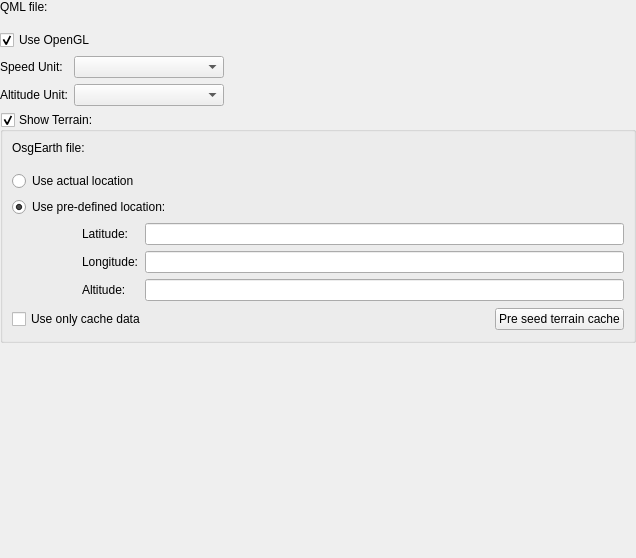
The window that ground/gcs/src/plugins/pfdqml/pfdqmlgadgetoptionspage.ui (librepilot/LibrePilot) describes before a commit, drawn with Qt 5.
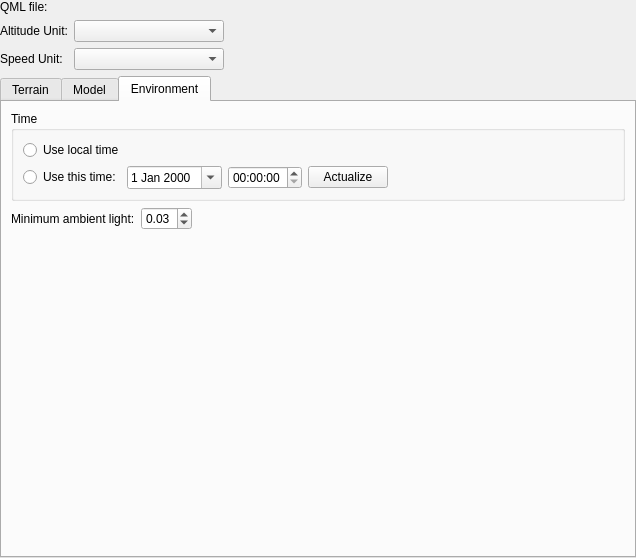
The same window after the commit. The open tabs and pages were chosen to show the change. Custom widgets are drawn as their Qt base class.

Commit message: LP-29 Added terrain related options to PFD Started turning PFD into a generic qml viewer (replaces ModelView) Note that PFD has one remaining dependency with osgearth lib but that is temporary

Diff of the .ui file:
```diff
--- a/ground/gcs/src/plugins/pfdqml/pfdqmlgadgetoptionspage.ui
+++ b/ground/gcs/src/plugins/pfdqml/pfdqmlgadgetoptionspage.ui
@@ -20,7 +20,16 @@
    <string>Form</string>
   </property>
   <layout class="QVBoxLayout" name="verticalLayout">
-   <property name="margin">
+   <property name="leftMargin">
+    <number>0</number>
+   </property>
+   <property name="topMargin">
+    <number>0</number>
+   </property>
+   <property name="rightMargin">
+    <number>0</number>
+   </property>
+   <property name="bottomMargin">
     <number>0</number>
    </property>
    <item>
@@ -44,7 +53,16 @@
        </rect>
       </property>
       <layout class="QVBoxLayout" name="verticalLayout_2">
-       <property name="margin">
+       <property name="leftMargin">
+        <number>0</number>
+       </property>
+       <property name="topMargin">
+        <number>0</number>
+       </property>
+       <property name="rightMargin">
+        <number>0</number>
+       </property>
+       <property name="bottomMargin">
         <number>0</number>
        </property>
        <item>
@@ -56,7 +74,7 @@
           <enum>QLayout::SetMaximumSize</enum>
          </property>
          <property name="bottomMargin">
-          <number>10</number>
+          <number>0</number>
          </property>
          <item>
           <widget class="QLabel" name="label">
@@ -78,42 +96,22 @@
         </layout>
        </item>
        <item>
-        <widget class="QCheckBox" name="useOpenGL">
-         <property name="text">
-          <string>Use OpenGL</string>
-         </property>
-         <property name="checked">
-          <bool>true</bool>
-         </property>
-        </widget>
-       </item>
-       <item>
-        <layout class="QFormLayout" name="formLayout_2">
+        <layout class="QFormLayout" name="formLayout">
          <item row="0" column="0">
-          <widget class="QLabel" name="label_6">
-           <property name="text">
-            <string>Speed Unit:</string>
-           </property>
-          </widget>
-         </item>
-         <item row="1" column="0">
           <widget class="QLabel" name="label_7">
            <property name="text">
             <string>Altitude Unit:</string>
            </property>
           </widget>
          </item>
-         <item row="0" column="1">
-          <widget class="QComboBox" name="speedUnitCombo">
-           <property name="maximumSize">
-            <size>
-             <width>150</width>
-             <height>16777215</height>
-            </size>
+         <item row="1" column="0">
+          <widget class="QLabel" name="label_6">
+           <property name="text">
+            <string>Speed Unit:</string>
            </property>
           </widget>
          </item>
-         <item row="1" column="1">
+         <item row="0" column="1">
           <widget class="QComboBox" name="altUnitCombo">
            <property name="maximumSize">
             <size>
@@ -123,32 +121,52 @@
            </property>
           </widget>
          </item>
+         <item row="1" column="1">
+          <widget class="QComboBox" name="speedUnitCombo">
+           <property name="maximumSize">
+            <size>
+             <width>150</width>
+             <height>16777215</height>
+            </size>
+           </property>
+          </widget>
+         </item>
         </layout>
        </item>
+       <item>
+        <widget class="QTabWidget" name="tabWidget">
+         <property name="currentIndex">
+          <number>0</number>
+         </property>
+         <widget class="QWidget" name="tab">
+          <attribute name="title">
+           <string>Terrain</string>
+          </attribute>
+          <layout class="QVBoxLayout" name="verticalLayout_5">
        <item>
         <widget class="QGroupBox" name="showTerrain">
          <property name="title">
-          <string>Show Terrain:</string>
+              <string>Show Terrain</string>
          </property>
          <property name="checkable">
           <bool>true</bool>
          </property>
-         <layout class="QGridLayout" name="gridLayout_2">
-          <item row="0" column="0" colspan="4">
+             <layout class="QVBoxLayout" name="verticalLayout_4">
+              <item>
            <layout class="QHBoxLayout" name="horizontalLayout_3" stretch="0,0">
             <property name="spacing">
-             <number>10</number>
+                 <number>0</number>
             </property>
             <property name="sizeConstraint">
              <enum>QLayout::SetMaximumSize</enum>
             </property>
             <property name="bottomMargin">
-             <number>10</number>
+                 <number>0</number>
             </property>
             <item>
              <widget class="QLabel" name="label_2">
               <property name="text">
-               <string>OsgEarth file:</string>
+                   <string>Terrain file:</string>
               </property>
              </widget>
             </item>
@@ -164,81 +182,77 @@
             </item>
            </layout>
           </item>
-          <item row="1" column="0" colspan="2">
-           <widget class="QRadioButton" name="useActualLocation">
-            <property name="text">
-             <string>Use actual location</string>
-            </property>
-           </widget>
-          </item>
-          <item row="2" column="0" colspan="3">
-           <widget class="QRadioButton" name="usePredefinedLocation">
-            <property name="text">
-             <string>Use pre-defined location:</string>
-            </property>
-            <property name="checked">
-             <bool>true</bool>
-            </property>
-           </widget>
-          </item>
-          <item row="3" column="0">
-           <spacer name="horizontalSpacer">
-            <property name="orientation">
-             <enum>Qt::Horizontal</enum>
-            </property>
-            <property name="sizeType">
-             <enum>QSizePolicy::Fixed</enum>
-            </property>
-            <property name="sizeHint" stdset="0">
-             <size>
-              <width>16</width>
-              <height>16</height>
-             </size>
-            </property>
-           </spacer>
-          </item>
-          <item row="3" column="1" colspan="3">
-           <layout class="QGridLayout" name="gridLayout">
-            <item row="0" column="0">
+              <item>
+               <widget class="QGroupBox" name="groupBox_2">
+                <property name="toolTip">
+                 <string>This location will be used if no GPS fix or Home location are available</string>
+                </property>
+                <property name="whatsThis">
+                 <string/>
+                </property>
+                <property name="title">
+                 <string>Default Location</string>
+                </property>
+                <layout class="QVBoxLayout" name="verticalLayout_9">
+                 <item>
+                  <layout class="QHBoxLayout" name="horizontalLayout_9">
+                   <property name="spacing">
+                    <number>6</number>
+                   </property>
+                   <property name="leftMargin">
+                    <number>0</number>
+                   </property>
+                   <item>
              <widget class="QLabel" name="label_3">
               <property name="text">
                <string>Latitude:</string>
               </property>
              </widget>
             </item>
-            <item row="0" column="1">
+                   <item>
              <widget class="QLineEdit" name="latitude"/>
             </item>
-            <item row="1" column="0">
+                   <item>
              <widget class="QLabel" name="label_4">
               <property name="text">
                <string>Longitude:</string>
               </property>
              </widget>
             </item>
-            <item row="1" column="1">
+                   <item>
              <widget class="QLineEdit" name="longitude"/>
             </item>
-            <item row="2" column="0">
+                   <item>
              <widget class="QLabel" name="label_5">
               <property name="text">
                <string>Altitude:</string>
               </property>
              </widget>
             </item>
-            <item row="2" column="1">
+                   <item>
              <widget class="QLineEdit" name="altitude"/>
             </item>
            </layout>
           </item>
-          <item row="4" column="0" colspan="2">
+                </layout>
+               </widget>
+              </item>
+              <item>
+               <layout class="QHBoxLayout" name="horizontalLayout_4">
+                <item>
            <widget class="QCheckBox" name="useOnlyCache">
+                  <property name="enabled">
+                   <bool>false</bool>
+                  </property>
             <property name="text">
              <string>Use only cache data</string>
             </property>
-           </widget>
-          </item>
-          <item row="4" column="2">
+                  <property name="checkable">
+                   <bool>true</bool>
+                  </property>
+                 </widget>
+                </item>
+                <item>
            <spacer name="horizontalSpacer_2">
             <property name="orientation">
              <enum>Qt::Horizontal</enum>
@@ -251,14 +265,19 @@
             </property>
            </spacer>
           </item>
-          <item row="4" column="3">
+                <item>
            <widget class="QPushButton" name="preSeedTerrain">
+                  <property name="enabled">
+                   <bool>false</bool>
+                  </property>
             <property name="text">
              <string>Pre seed terrain cache</string>
             </property>
            </widget>
           </item>
          </layout>
+              </item>
+             </layout>
         </widget>
        </item>
        <item>
@@ -276,6 +295,226 @@
        </item>
       </layout>
      </widget>
+         <widget class="QWidget" name="tab_3">
+          <attribute name="title">
+           <string>Model</string>
+          </attribute>
+          <layout class="QVBoxLayout" name="verticalLayout_6">
+           <item>
+            <widget class="QGroupBox" name="showModel">
+             <property name="title">
+              <string>Show Model</string>
+             </property>
+             <property name="checkable">
+              <bool>true</bool>
+             </property>
+             <layout class="QVBoxLayout" name="verticalLayout_3">
+              <item>
+               <widget class="QRadioButton" name="useAutomaticModel">
+                <property name="enabled">
+                 <bool>false</bool>
+                </property>
+                <property name="text">
+                 <string>Use automatic model selection</string>
+                </property>
+               </widget>
+              </item>
+              <item>
+               <layout class="QHBoxLayout" name="horizontalLayout_6">
+                <property name="leftMargin">
+                 <number>0</number>
+                </property>
+                <property name="topMargin">
+                 <number>0</number>
+                </property>
+                <item>
+                 <widget class="QRadioButton" name="usePredefinedModel">
+                  <property name="enabled">
+                   <bool>false</bool>
+                  </property>
+                  <property name="text">
+                   <string>Use this model:</string>
+                  </property>
+                 </widget>
+                </item>
+                <item>
+                 <layout class="QHBoxLayout" name="horizontalLayout_2">
+                  <property name="spacing">
+                   <number>6</number>
+                  </property>
+                  <property name="bottomMargin">
+                   <number>0</number>
+                  </property>
+                  <item>
+                   <widget class="Utils::PathChooser" name="modelFile" native="true">
+                    <property name="sizePolicy">
+                     <sizepolicy hsizetype="MinimumExpanding" vsizetype="Preferred">
+                      <horstretch>0</horstretch>
+                      <verstretch>0</verstretch>
+                     </sizepolicy>
+                    </property>
+                   </widget>
+                  </item>
+                 </layout>
+                </item>
+               </layout>
+              </item>
+             </layout>
+            </widget>
+           </item>
+           <item>
+            <layout class="QHBoxLayout" name="horizontalLayout_7">
+             <item>
+              <widget class="QLabel" name="label_8">
+               <property name="text">
+                <string>Background image:</string>
+               </property>
+              </widget>
+             </item>
+             <item>
+              <widget class="Utils::PathChooser" name="backgroundImageFile" native="true"/>
+             </item>
+            </layout>
+           </item>
+           <item>
+            <spacer name="verticalSpacer_2">
+             <property name="orientation">
+              <enum>Qt::Vertical</enum>
+             </property>
+             <property name="sizeHint" stdset="0">
+              <size>
+               <width>20</width>
+               <height>40</height>
+              </size>
+             </property>
+            </spacer>
+           </item>
+          </layout>
+         </widget>
+         <widget class="QWidget" name="tab_2">
+          <attribute name="title">
+           <string>Environment</string>
+          </attribute>
+          <layout class="QVBoxLayout" name="verticalLayout_7">
+           <item>
+            <widget class="QGroupBox" name="groupBox">
+             <property name="title">
+              <string>Time</string>
+             </property>
+             <layout class="QVBoxLayout" name="verticalLayout_8">
+              <item>
+               <widget class="QRadioButton" name="useLocalTime">
+                <property name="text">
+                 <string>Use local time</string>
+                </property>
+               </widget>
+              </item>
+              <item>
+               <layout class="QHBoxLayout" name="horizontalLayout_5">
+                <property name="leftMargin">
+                 <number>0</number>
+                </property>
+                <property name="topMargin">
+                 <number>0</number>
+                </property>
+                <item>
+                 <widget class="QRadioButton" name="usePredefinedTime">
+                  <property name="text">
+                   <string>Use this time:</string>
+                  </property>
+                 </widget>
+                </item>
+                <item>
+                 <widget class="QDateEdit" name="dateEdit">
+                  <property name="calendarPopup">
+                   <bool>true</bool>
+                  </property>
+                 </widget>
+                </item>
+                <item>
+                 <widget class="QTimeEdit" name="timeEdit"/>
+                </item>
+                <item>
+                 <widget class="QPushButton" name="actualizeDateTimeButton">
+                  <property name="text">
+                   <string>Actualize</string>
+                  </property>
+                 </widget>
+                </item>
+                <item>
+                 <spacer name="horizontalSpacer_3">
+                  <property name="orientation">
+                   <enum>Qt::Horizontal</enum>
+                  </property>
+                  <property name="sizeHint" stdset="0">
+                   <size>
+                    <width>40</width>
+                    <height>20</height>
+                   </size>
+                  </property>
+                 </spacer>
+                </item>
+               </layout>
+              </item>
+             </layout>
+            </widget>
+           </item>
+           <item>
+            <layout class="QHBoxLayout" name="horizontalLayout_8">
+             <item>
+              <widget class="QLabel" name="label_9">
+               <property name="text">
+                <string>Minimum ambient light:</string>
+               </property>
+              </widget>
+             </item>
+             <item>
+              <widget class="QDoubleSpinBox" name="minAmbientLightSpinBox">
+               <property name="maximum">
+                <double>1.000000000000000</double>
+               </property>
+               <property name="singleStep">
+                <double>0.010000000000000</double>
+               </property>
+               <property name="value">
+                <double>0.030000000000000</double>
+               </property>
+              </widget>
+             </item>
+             <item>
+              <spacer name="horizontalSpacer_4">
+               <property name="orientation">
+                <enum>Qt::Horizontal</enum>
+               </property>
+               <property name="sizeHint" stdset="0">
+                <size>
+                 <width>40</width>
+                 <height>20</height>
+                </size>
+               </property>
+              </spacer>
+             </item>
+            </layout>
+           </item>
+           <item>
+            <spacer name="verticalSpacer_3">
+             <property name="orientation">
+              <enum>Qt::Vertical</enum>
+             </property>
+             <property name="sizeHint" stdset="0">
+              <size>
+               <width>20</width>
+               <height>40</height>
+              </size>
+             </property>
+            </spacer>
+           </item>
+          </layout>
+         </widget>
+        </widget>
+       </item>
+      </layout>
+     </widget>
     </widget>
    </item>
   </layout>
```
Left out of the diff: 69 changed lines with no effect on the pictures. Lines whose indentation alone changed are shown as unchanged. The commit also changes 19 other files.
